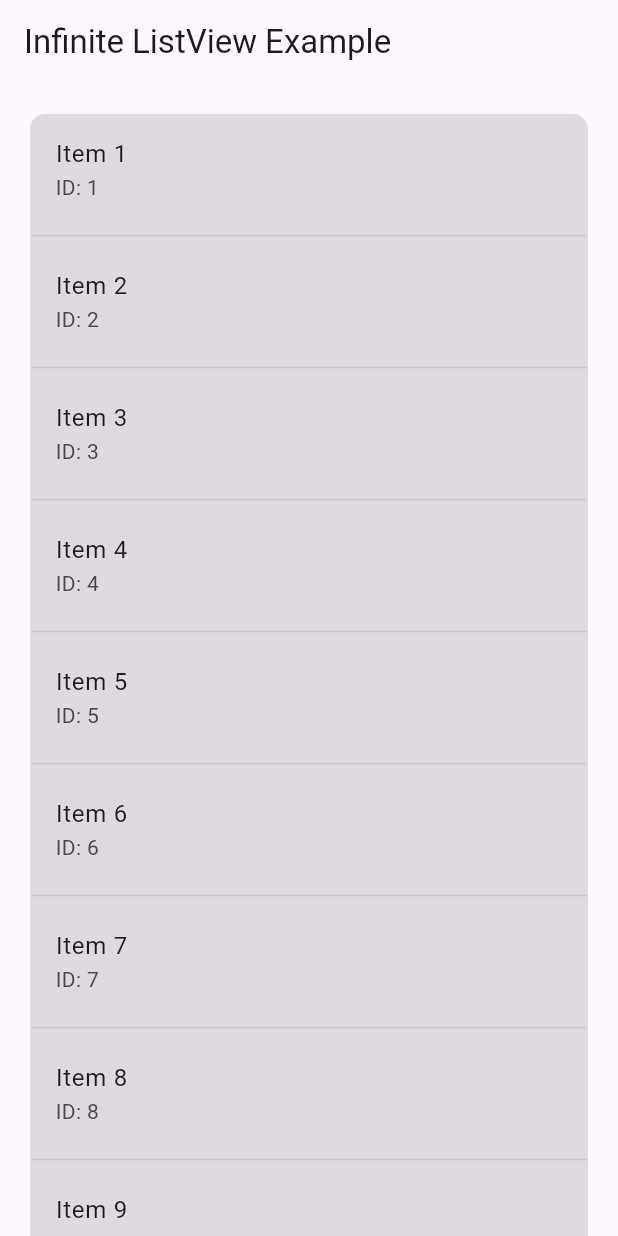
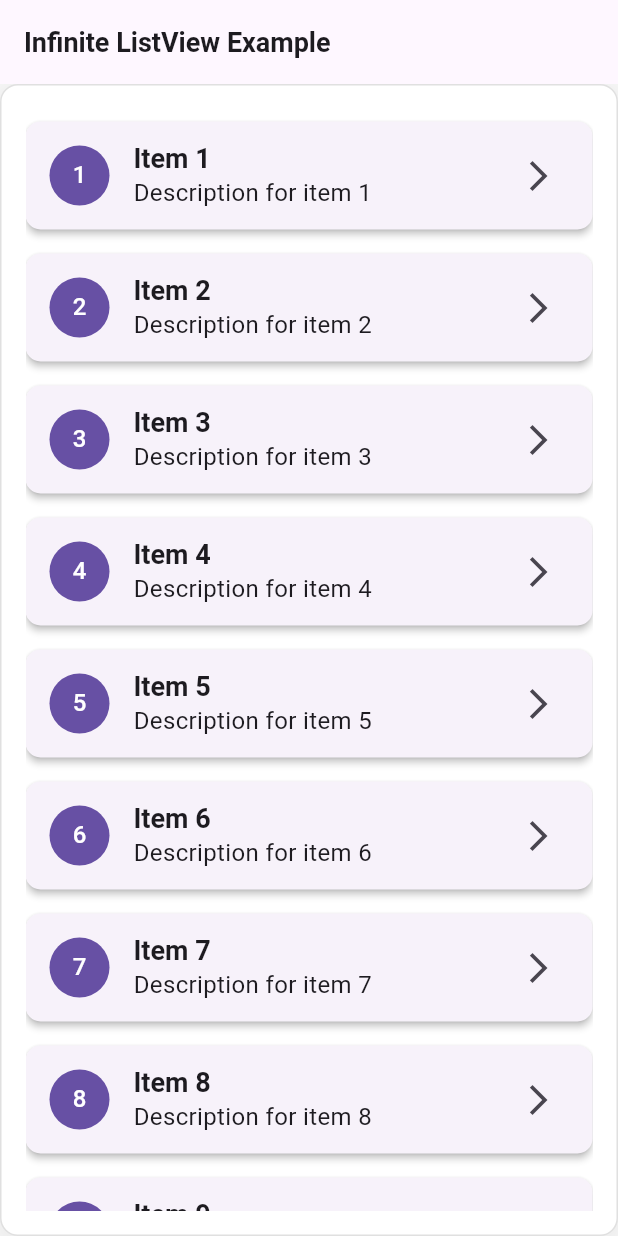
Before and after one commit to FrenkyDema/bloc_infinity_list, a Flutter app: the screen it shows after launch, on a phone screen of 412 x 824 dp. Run offline on Flutter 3.47's test engine with Material 3 defaults, Android fonts, the phone set to English and light mode, and no system bars; our stand-ins replace equatable, flutter_bloc, plugin_platform_interface.

````diff
--- a/example/devtools_options.yaml
+++ /dev/null
@@ -1,3 +0,0 @@
-description: This file stores settings for Dart & Flutter DevTools.
-documentation: https://docs.flutter.dev/tools/devtools/extensions#configure-extension-enablement-states
-extensions:
--- a/example/lib/main.dart
+++ b/example/lib/main.dart
@@ -5,31 +5,38 @@ import 'package:bloc_infinity_list/infinite_list_bloc/infinite_list_bloc.dart';
 import 'package:flutter/material.dart';
 import 'package:flutter_bloc/flutter_bloc.dart';
 
+/// A simple data class representing an item in the list.
 class ListItem {
-  static int staticId = 0;
+  static int _staticId = 0;
 
   final int id;
   final String name;
+  final String description;
 
-  ListItem({required this.name}) : id = ++staticId;
+  ListItem({required this.name, required this.description}) : id = ++_staticId;
 }
 
+/// A custom BLoC that extends [InfiniteListBloc] to fetch [ListItem]s.
 class MyCustomBloc extends InfiniteListBloc<ListItem> {
   @override
   Future<List<ListItem>> fetchItems(
       {required int limit, required int offset}) async {
-    try {
-      await Future.delayed(Durations.long1);
+    // Simulate network delay
+    await Future.delayed(const Duration(seconds: 1));
 
+    // Simulate end of data
     if (offset >= 50) {
       return [];
     }
 
+    // Generate dummy data
     return List.generate(
-          limit, (index) => ListItem(name: 'Item ${offset + index + 1}'));
-    } on Exception {
-      rethrow;
-    }
+      limit,
+      (index) => ListItem(
+        name: 'Item ${offset + index + 1}',
+        description: 'Description for item ${offset + index + 1}',
+      ),
+    );
   }
 }
 
@@ -37,64 +44,160 @@ void main() {
   runApp(const MyApp());
 }
 
-class MyApp extends StatefulWidget {
+/// The root widget of the application.
+class MyApp extends StatelessWidget {
   const MyApp({super.key});
 
   @override
-  State<MyApp> createState() => _MyAppState();
+  Widget build(BuildContext context) {
+    return MaterialApp(
+      title: 'Infinite ListView Example',
+      theme: ThemeData(
+        primarySwatch: Colors.teal,
+        scaffoldBackgroundColor: const Color(0xFFF5F5F5),
+        textTheme: const TextTheme(
+          bodyMedium: TextStyle(fontSize: 16.0),
+          titleLarge: TextStyle(fontSize: 18.0, fontWeight: FontWeight.bold),
+        ),
+      ),
+      home: const InfiniteListPage(),
+    );
+  }
 }
 
-class _MyAppState extends State<MyApp> {
-  final MyCustomBloc bloc = MyCustomBloc();
+/// A stateful widget that contains the infinite list page.
+class InfiniteListPage extends StatefulWidget {
+  const InfiniteListPage({super.key});
+
+  @override
+  State<InfiniteListPage> createState() => _InfiniteListPageState();
+}
+
+class _InfiniteListPageState extends State<InfiniteListPage> {
+  late final MyCustomBloc _bloc;
+
+  @override
+  void initState() {
+    super.initState();
+    _bloc = MyCustomBloc();
+  }
 
   @override
   void dispose() {
-    bloc.close();
+    _bloc.close();
     super.dispose();
   }
 
   @override
   Widget build(BuildContext context) {
-    return MaterialApp(
-      home: Scaffold(
+    return BlocProvider<MyCustomBloc>(
+      create: (_) => _bloc,
+      child: Scaffold(
         appBar: AppBar(
           title: const Text('Infinite ListView Example'),
         ),
-        body: BlocProvider.value(
-          value: bloc,
-          child: InfiniteListView<ListItem>(
-            bloc: bloc,
-            color: Colors.black12,
-            borderRadius: BorderRadius.circular(10),
-            padding: const EdgeInsets.fromLTRB(20, 20, 20, 60),
+        body: InfiniteListView<ListItem>(
+          bloc: _bloc,
+          backgroundColor: Colors.white,
+          padding: const EdgeInsets.all(16.0),
+          borderRadius: BorderRadius.circular(12.0),
+          borderColor: Colors.grey.shade300,
+          borderWidth: 1.0,
+          boxShadow: [
+            BoxShadow(
+              color: Colors.grey.shade200,
+              blurRadius: 6.0,
+              spreadRadius: 2.0,
+              offset: const Offset(0, 3),
+            ),
+          ],
+          physics: const BouncingScrollPhysics(),
           itemBuilder: (context, item) {
-              return ListTile(
-                title: Text(item.name),
-                subtitle: Text('ID: ${item.id}'),
+            return Card(
+              elevation: 2.0,
+              margin: const EdgeInsets.symmetric(vertical: 8.0),
+              shape: RoundedRectangleBorder(
+                borderRadius: BorderRadius.circular(10.0),
+              ),
+              child: ListTile(
+                leading: CircleAvatar(
+                  backgroundColor: Theme.of(context).primaryColor,
+                  child: Text(
+                    item.id.toString(),
+                    style: const TextStyle(color: Colors.white),
+                  ),
+                ),
+                title: Text(
+                  item.name,
+                  style: Theme.of(context).textTheme.titleLarge,
+                ),
+                subtitle: Text(
+                  item.description,
+                  style: Theme.of(context).textTheme.bodyMedium,
+                ),
+                trailing: const Icon(Icons.arrow_forward_ios),
+                onTap: () {
+                  // Handle item tap
+                  ScaffoldMessenger.of(context).showSnackBar(
+                    SnackBar(content: Text('Tapped on ${item.name}')),
                   );
                 },
-            dividerWidget: const Divider(),
-            loadingWidget: (context) => Container(
-              alignment: Alignment.center,
-              padding: const EdgeInsets.all(20),
-              child: CircularProgressIndicator.adaptive(
-                strokeWidth: 2.0,
+              ),
+            );
+          },
+          dividerWidget: const SizedBox(height: 0),
+          loadingWidget: (context) => Padding(
+            padding: const EdgeInsets.all(16.0),
+            child: Center(
+              child: CircularProgressIndicator(
                 valueColor: AlwaysStoppedAnimation<Color>(
-                  Theme.of(context).colorScheme.secondary,
+                    Theme.of(context).primaryColor),
               ),
             ),
           ),
           errorWidget: (context, error) => Center(
-              child: Text(
-                'Error: $error',
-                style: const TextStyle(color: Colors.red),
+            child: Column(
+              mainAxisAlignment: MainAxisAlignment.center,
+              children: [
+                Icon(Icons.error_outline, color: Colors.red.shade300, size: 48),
+                const SizedBox(height: 8),
+                Text(
+                  'Something went wrong!',
+                  style: TextStyle(
+                    color: Colors.red.shade300,
+                    fontSize: 18,
                   ),
                 ),
-            emptyWidget: (context) => const Center(
-              child: Text('No items available'),
+                const SizedBox(height: 8),
+                ElevatedButton.icon(
+                  onPressed: () {
+                    _bloc.add(LoadItemsEvent());
+                  },
+                  icon: const Icon(Icons.refresh),
+                  label: const Text('Retry'),
+                  style: ElevatedButton.styleFrom(
+                    backgroundColor: Theme.of(context).primaryColor,
                   ),
-            noMoreItemWidget: (context) => const Center(
-              child: Text('No more items available'),
+                ),
+              ],
+            ),
+          ),
+          emptyWidget: (context) => Center(
+            child: Text(
+              'No items available',
+              style: TextStyle(
+                color: Colors.grey.shade600,
+                fontSize: 18,
+              ),
+            ),
+          ),
+          noMoreItemWidget: (context) => Center(
+            child: Text(
+              'You have reached the end!',
+              style: TextStyle(
+                color: Colors.grey.shade600,
+                fontSize: 16,
+              ),
             ),
           ),
         ),
--- a/lib/bloc_infinity_list.dart
+++ b/lib/bloc_infinity_list.dart
@@ -1,11 +1,24 @@
-import 'dart:async';
-
 import 'package:flutter/material.dart';
 import 'package:flutter_bloc/flutter_bloc.dart';
 
 import 'infinite_list_bloc/infinite_list_bloc.dart';
 
-/// A widget that displays a scrollable list of items using a [InfiniteListBloc].
+/// A widget that displays a scrollable list of items using an [InfiniteListBloc].
+///
+/// The [InfiniteListView] handles pagination and infinite scrolling by listening
+/// to the scroll position and dispatching events to load more items when needed.
+///
+/// Example usage:
+/// ```dart
+/// InfiniteListView<MyItem>(
+///   bloc: myInfiniteListBloc,
+///   itemBuilder: (context, item) => ListTile(title: Text(item.title)),
+///   loadingWidget: (context) => CircularProgressIndicator(),
+///   errorWidget: (context, error) => Text('Error: $error'),
+///   emptyWidget: (context) => Text('No items found'),
+///   noMoreItemWidget: (context) => Text('No more items'),
+/// );
+/// ```
 class InfiniteListView<T> extends StatefulWidget {
   /// The BLoC responsible for fetching and managing the list items.
   final InfiniteListBloc<T> bloc;
@@ -32,7 +45,7 @@ class InfiniteListView<T> extends StatefulWidget {
   final EdgeInsetsGeometry? padding;
 
   /// The background color of the list view.
-  final Color? color;
+  final Color? backgroundColor;
 
   /// The border radius of the list view.
   final BorderRadiusGeometry? borderRadius;
@@ -46,7 +59,10 @@ class InfiniteListView<T> extends StatefulWidget {
   /// The box shadow for the list view.
   final List<BoxShadow>? boxShadow;
 
-  /// Constructs an [InfiniteListView] widget.
+  /// The physics for the scroll view.
+  final ScrollPhysics? physics;
+
+  /// Creates an [InfiniteListView] widget.
   const InfiniteListView({
     super.key,
     required this.bloc,
@@ -57,11 +73,12 @@ class InfiniteListView<T> extends StatefulWidget {
     this.noMoreItemWidget,
     this.dividerWidget,
     this.padding,
-    this.color,
+    this.backgroundColor,
     this.borderRadius,
     this.borderColor = Colors.transparent,
     this.borderWidth = 1,
     this.boxShadow,
+    this.physics,
   });
 
   @override
@@ -69,54 +86,44 @@ class InfiniteListView<T> extends StatefulWidget {
 }
 
 class _InfiniteListViewState<T> extends State<InfiniteListView<T>> {
-  final ScrollController _scrollController = ScrollController();
-  bool _isLoadingMore = false;
-  Timer? _debounce;
+  late final ScrollController _scrollController;
 
   @override
   void initState() {
     super.initState();
+
+    _scrollController = ScrollController();
     _scrollController.addListener(_onScroll);
+
+    // Load initial items
     widget.bloc.add(LoadItemsEvent());
   }
 
   @override
   void dispose() {
+    _scrollController.removeListener(_onScroll);
     _scrollController.dispose();
-    _debounce?.cancel();
     super.dispose();
   }
 
-  /// Handles the scroll events and triggers loading more items if scrolled to the bottom.
+  /// Called whenever the scroll position changes.
   void _onScroll() {
-    if (_debounce?.isActive ?? false) return;
-    if (_isBottom && !_isLoadingMore) {
-      _loadMore();
+    if (_isBottom) {
+      // Trigger loading more items when scrolled to the bottom
+      final currentState = widget.bloc.state;
+      if (currentState is LoadedState<T>) {
+        widget.bloc.add(LoadMoreItemsEvent());
       }
-    _debounce = Timer(Durations.medium1, () {
-      setState(() {
-        _isLoadingMore = false;
-      });
-    });
+    }
   }
 
-  /// Checks if the list view is scrolled to the bottom.
+  /// Checks if the scroll position is at the bottom.
   bool get _isBottom {
     if (!_scrollController.hasClients) return false;
-    final double maxScroll = _scrollController.position.maxScrollExtent;
-    final double currentScroll = _scrollController.offset;
-
-    final BaseInfiniteListState<T> currentState = widget.bloc.state;
-
-    return currentState is LoadedState<T> && currentScroll >= maxScroll;
-  }
-
-  /// Initiates the loading of more items.
-  void _loadMore() {
-    setState(() {
-      _isLoadingMore = true;
-    });
-    widget.bloc.add(LoadMoreItemsEvent());
+    const threshold = 200.0; // Adjust the threshold as needed
+    final maxScroll = _scrollController.position.maxScrollExtent;
+    final currentScroll = _scrollController.position.pixels;
+    return (maxScroll - currentScroll) <= threshold;
   }
 
   @override
@@ -127,108 +134,90 @@ class _InfiniteListViewState<T> extends State<InfiniteListView<T>> {
         if (state is InitialState<T>) {
           return _loadingWidget(context);
         } else if (state is ErrorState<T>) {
-          return _errorWidget(context, state.error);
+          return _errorWidget(context, state.error.toString());
         } else if (state is LoadedState<T> ||
             state is NoMoreItemsState<T> ||
             state is LoadingState<T>) {
-          if (state.state.items.isEmpty) {
+          final items = state.state.items;
+          if (items.isEmpty) {
             return _emptyWidget(context);
           }
 
           return RefreshIndicator(
-            color: Theme.of(context).iconTheme.color,
-            backgroundColor: Theme.of(context).cardTheme.color,
             onRefresh: () async {
               widget.bloc.add(LoadItemsEvent());
-              await widget.bloc.stream
-                  .firstWhere((event) => event is LoadingState);
+              // Wait for the bloc to emit a LoadedState or ErrorState
+              await widget.bloc.stream.firstWhere(
+                  (state) => state is LoadedState<T> || state is ErrorState<T>);
             },
-            child: SingleChildScrollView(
-              controller: _scrollController,
-              physics: const AlwaysScrollableScrollPhysics(
-                parent: BouncingScrollPhysics(
-                    decelerationRate: ScrollDecelerationRate.fast),
-              ),
             child: Container(
-                margin: widget.padding ?? EdgeInsets.zero,
+              padding: widget.padding,
               decoration: BoxDecoration(
-                  color: widget.color,
+                color: widget.backgroundColor,
                 borderRadius: widget.borderRadius,
-                  shape: BoxShape.rectangle,
                 border: Border.all(
                   color: widget.borderColor,
                   width: widget.borderWidth,
                 ),
                 boxShadow: widget.boxShadow,
               ),
-                child: Column(
-                  children: List.generate(
-                    state is LoadedState<T>
-                        ? state.state.items.length
-                        : state.state.items.length + 1,
-                    (index) {
-                      if (index >= state.state.items.length) {
-                        return _bottomIndicator(context, state);
+              child: ListView.separated(
+                controller: _scrollController,
+                physics:
+                    widget.physics ?? const AlwaysScrollableScrollPhysics(),
+                itemCount: items.length + 1,
+                // Add one for the bottom indicator
+                separatorBuilder: (context, index) =>
+                    widget.dividerWidget ?? const SizedBox.shrink(),
+                itemBuilder: (context, index) {
+                  if (index < items.length) {
+                    return widget.itemBuilder(context, items[index]);
+                  } else {
+                    // Bottom indicator
+                    return _buildBottomIndicator(state);
                   }
-                      return Column(
-                        children: [
-                          widget.itemBuilder(context, state.state.items[index]),
-                          index + 1 < state.state.items.length
-                              ? widget.dividerWidget ?? const SizedBox.shrink()
-                              : const SizedBox.shrink(),
-                        ],
-                      );
                 },
-                  ),
-                ),
               ),
             ),
           );
         }
-        return Container();
+        return const SizedBox.shrink();
       },
     );
   }
 
-  /// Builds the widget for the bottom indicator based on the current state.
-  Widget _bottomIndicator(
-      BuildContext context, BaseInfiniteListState<T> state) {
-    return switch (state) {
-      LoadingState() => _loadingWidget(context),
-      NoMoreItemsState<T>() => _noMoreItemWidget(context),
-      _ => const SizedBox(),
-    };
+  /// Builds the bottom indicator widget based on the current state.
+  Widget _buildBottomIndicator(BaseInfiniteListState<T> state) {
+    if (state is LoadingState<T>) {
+      return _loadingWidget(context);
+    } else if (state is NoMoreItemsState<T>) {
+      return _noMoreItemWidget(context);
+    } else {
+      return const SizedBox.shrink();
     }
-
-  /// Builds the widget for when there are no more items in the list.
-  Widget _noMoreItemWidget(BuildContext context) =>
-      widget.noMoreItemWidget?.call(context) ??
-      Center(
-        child: Text(
-          'No more items',
-          style: Theme.of(context).textTheme.bodyLarge,
-        ),
-      );
-
-  /// Builds the widget for an empty list.
-  Widget _emptyWidget(BuildContext context) =>
-      widget.emptyWidget?.call(context) ??
-      Center(
-        child: Text(
-          'No items',
-          style: Theme.of(context).textTheme.bodyLarge,
-        ),
-      );
+  }
 
   /// Builds the widget for the loading indicator.
   Widget _loadingWidget(BuildContext context) {
     return widget.loadingWidget?.call(context) ??
-        const Center(child: CircularProgressIndicator.adaptive());
+        const Center(child: CircularProgressIndicator());
   }
 
   /// Builds the widget for displaying an error.
-  Widget _errorWidget(BuildContext context, Exception error) {
-    return widget.errorWidget?.call(context, error.toString()) ??
-        Center(child: Text(error.toString()));
+  Widget _errorWidget(BuildContext context, String error) {
+    return widget.errorWidget?.call(context, error) ??
+        Center(child: Text('Error: $error'));
+  }
+
+  /// Builds the widget for an empty list.
+  Widget _emptyWidget(BuildContext context) {
+    return widget.emptyWidget?.call(context) ??
+        const Center(child: Text('No items'));
+  }
+
+  /// Builds the widget for when there are no more items in the list.
+  Widget _noMoreItemWidget(BuildContext context) {
+    return widget.noMoreItemWidget?.call(context) ??
+        const Center(child: Text('No more items'));
   }
 }
````
Also changed, not shown: example/pubspec.yaml (+5 -5 lines), pubspec.yaml (+50 -3 lines), example/pubspec.lock, pubspec.lock, 38 other files. Lines whose indentation alone changed are shown as unchanged.
